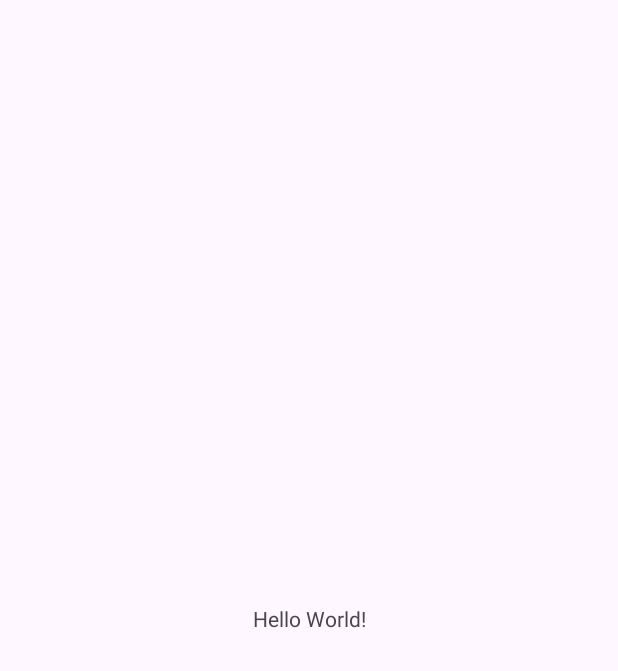
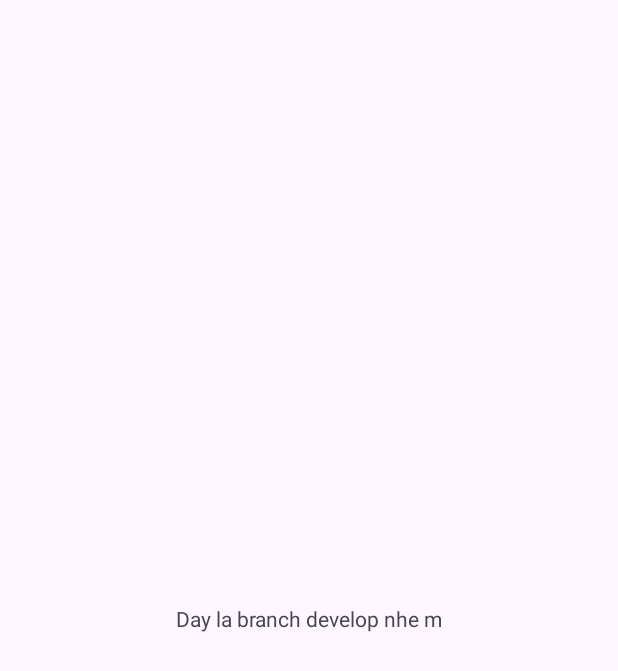
Before and after one commit to QuanPN06/test, an Android app: the screen it shows after launch (MainActivity), on a phone screen of 412 x 824 dp. Before the commit the part shown is almost empty. Shown: the top 671 px of the screen. Run offline under Robolectric (Android 15) with nearby library versions, the phone set to English and light mode, and no system bars.

Commit message:
test Branch

```diff
--- /dev/null
+++ b/app/src/main/java/quanpnph29471/example/testgit/testGitCach.java
@@ -0,0 +1,4 @@
+package quanpnph29471.example.testgit;
+
+public class testGitCach {
+}
--- a/app/src/main/res/layout/activity_main.xml
+++ b/app/src/main/res/layout/activity_main.xml
@@ -9,7 +9,7 @@
     <TextView
         android:layout_width="wrap_content"
         android:layout_height="wrap_content"
-        android:text="Hello World!"
+        android:text="Day la branch develop nhe m"
         app:layout_constraintBottom_toBottomOf="parent"
         app:layout_constraintEnd_toEndOf="parent"
         app:layout_constraintStart_toStartOf="parent"
```
